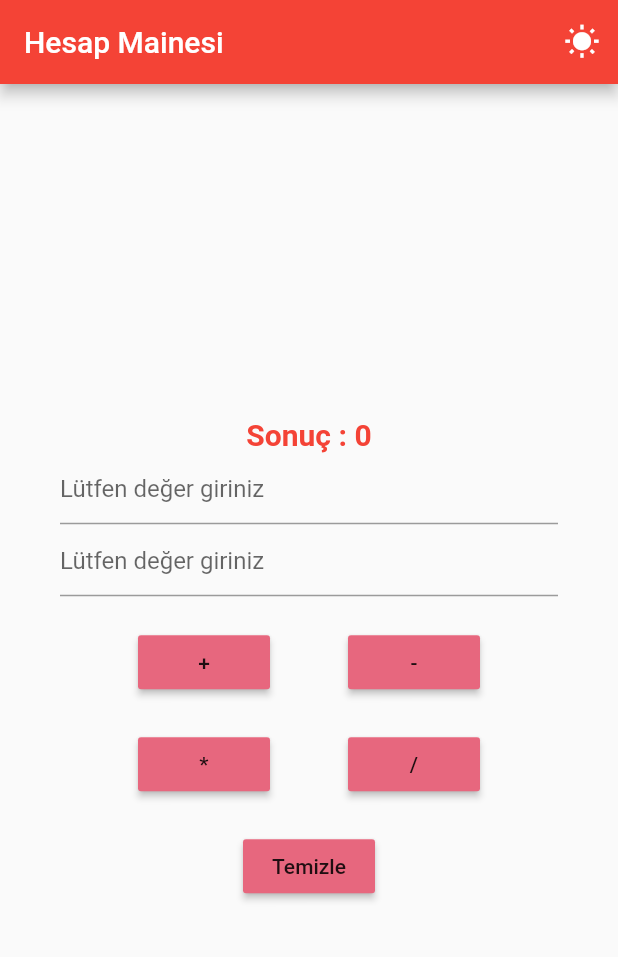
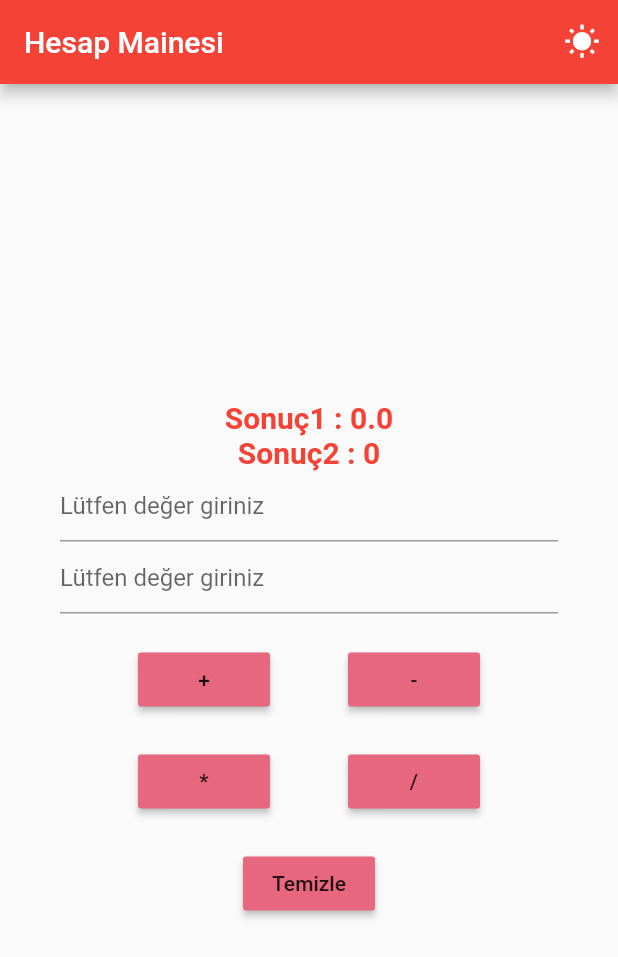
Before and after one commit to 6grup/hesapmakinesi, a Flutter app: the screen it shows after launch, after a tap on "Temizle", on a phone screen of 412 x 824 dp. Shown: the top 957 px of the screen. Run offline on Flutter 3.47's test engine with Material 2 defaults, Android fonts, the phone set to English and light mode, and no system bars.

Commit message:
son değişiklikler

```diff
--- a/lib/home_page.dart
+++ b/lib/home_page.dart
@@ -1,6 +1,5 @@
 // ignore_for_file: unnecessary_new, prefer_const_constructors, sort_child_properties_last, non_constant_identifier_names, use_key_in_widget_constructors
 
-import 'package:flutter/foundation.dart';
 import 'package:flutter/material.dart';
 
 class HomePage extends StatefulWidget {
@@ -26,6 +25,7 @@ ThemeData _darkTheme = ThemeData(
 
 class HomePageState extends State<HomePage> {
   var sayi1 = 0, sayi2 = 0, sonuc = 0;
+  double dsayi1 = 0, dsayi2 = 0, dsonuc = 0;
 
   final TextEditingController t1 = new TextEditingController();
   final TextEditingController t2 = new TextEditingController();
@@ -56,9 +56,9 @@ class HomePageState extends State<HomePage> {
 
   void Bol() {
     setState(() {
-      sayi1 = int.parse(t1.text);
-      sayi2 = int.parse(t2.text);
-      sonuc = sayi1 ~/ sayi2;
+      dsayi1 = double.parse(t1.text);
+      dsayi2 = double.parse(t2.text);
+      dsonuc = dsayi1 / dsayi2;
     });
   }
 
@@ -67,6 +67,7 @@ class HomePageState extends State<HomePage> {
       t1.text = "";
       t2.text = "";
       sonuc = 0;
+      dsonuc = 0;
     });
   }
 
@@ -95,7 +96,15 @@ class HomePageState extends State<HomePage> {
             mainAxisAlignment: MainAxisAlignment.center,
             children: <Widget>[
               new Text(
-                "Sonuç : $sonuc",
+                "Sonuç1 : $dsonuc",
+                style: new TextStyle(
+                  fontSize: 20.0,
+                  fontWeight: FontWeight.bold,
+                  color: Colors.red,
+                ),
+              ),
+              new Text(
+                "Sonuç2 : $sonuc",
                 style: new TextStyle(
                   fontSize: 20.0,
                   fontWeight: FontWeight.bold,
```
Also changed, not shown: lib/main.dart (+0 -139 lines).
